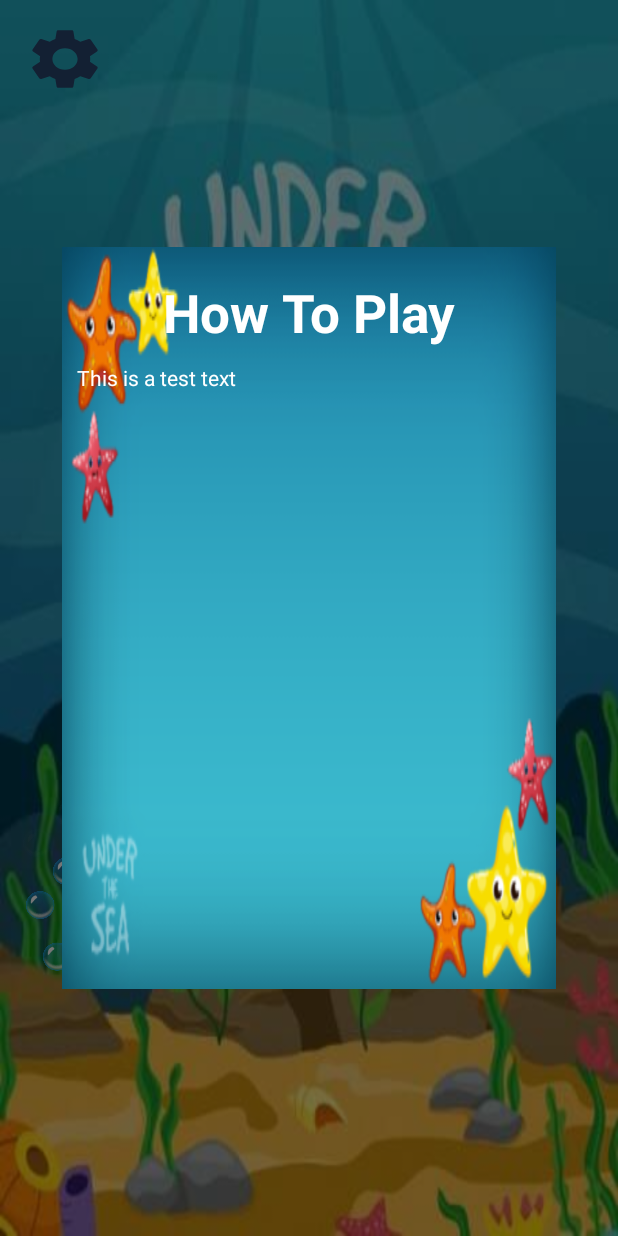
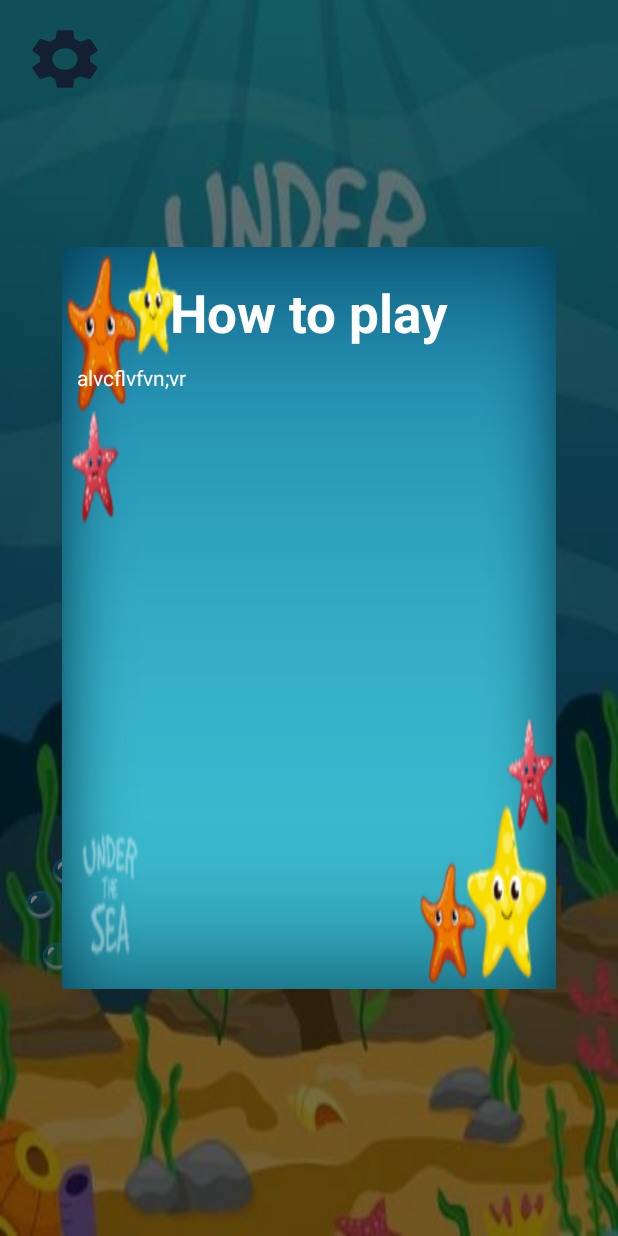
Before and after one commit to yaniv208/UnderTheSea, an Android app: the fragment SettingsFragment placed in its activity, after a tap on "HOW TO PLAY", on a phone screen of 412 x 824 dp. Run offline under Robolectric (Android 15) with nearby library versions, the phone set to English and light mode, and no system bars.

Commit message:
build buttons menu how to play credit

```diff
--- a/app/src/main/java/com/hit/underthesea/fragments/HowToPlayFragment.java
+++ b/app/src/main/java/com/hit/underthesea/fragments/InfoFragment.java
@@ -8,14 +8,21 @@ import androidx.transition.TransitionInflater;
 import android.view.LayoutInflater;
 import android.view.View;
 import android.view.ViewGroup;
+import android.widget.TextView;
 
 import com.hit.underthesea.R;
+import com.hit.underthesea.model.InfoData;
 
 
-public class HowToPlayFragment extends Fragment {
+public class InfoFragment extends Fragment {
 
+    private InfoData infoData;
 
-    public HowToPlayFragment() {
+    public void setInfoData(InfoData infoData) {
+        this.infoData = infoData;
+    }
+
+    public InfoFragment() {
         // Required empty public constructor
     }
 
@@ -30,7 +37,14 @@ public class HowToPlayFragment extends Fragment {
     @Override
     public View onCreateView(LayoutInflater inflater, ViewGroup container,
                              Bundle savedInstanceState) {
+
         // Inflate the layout for this fragment
-        return inflater.inflate(R.layout.how_to_play, container, false);
+        View view = inflater.inflate(R.layout.info_fragment, container, false);
+        TextView title = view.findViewById(R.id.title);
+        TextView body = view.findViewById(R.id.body);
+        title.setText(infoData.getTitle());
+        body.setText(infoData.getBody());
+
+        return view;
     }
 }
--- a/app/src/main/java/com/hit/underthesea/fragments/SettingsFragment.java
+++ b/app/src/main/java/com/hit/underthesea/fragments/SettingsFragment.java
@@ -11,6 +11,7 @@ import android.view.ViewGroup;
 import android.widget.Button;
 
 import com.hit.underthesea.R;
+import com.hit.underthesea.model.InfoData;
 
 
 public class SettingsFragment extends Fragment implements View.OnClickListener {
@@ -34,16 +35,30 @@ public class SettingsFragment extends Fragment implements View.OnClickListener {
         // Inflate the layout for this fragment
         View view = inflater.inflate(R.layout.menu, container, false);
         Button howToPlay = view.findViewById(R.id.howToPlay_btn);
+        Button credit = view.findViewById(R.id.credit_btn);
         howToPlay.setOnClickListener(this);
+        credit.setOnClickListener(this);
+        view.findViewById(R.id.exit_setting).setOnClickListener(new View.OnClickListener() {
+            @Override
+            public void onClick(View view) {
+                getActivity().getSupportFragmentManager().popBackStack();
+            }
+        });
         return view;
     }
 
     @Override
     public void onClick(View v) {
+        InfoFragment fragment = new InfoFragment();
+
         switch (v.getId()) {
             case R.id.howToPlay_btn:
-                getChildFragmentManager().beginTransaction().add(R.id.child_container, new HowToPlayFragment(), null).commit();
+                fragment.setInfoData(new InfoData("How to play", "alvcflvfvn;vr"));
+                break;
+            case R.id.credit_btn:
+                fragment.setInfoData(new InfoData("Credit", "alvcflvfvn;vr"));
                 break;
         }
+        getChildFragmentManager().beginTransaction().add(R.id.child_container, fragment, null).commit();
     }
 }
--- /dev/null
+++ b/app/src/main/java/com/hit/underthesea/model/InfoData.java
@@ -0,0 +1,19 @@
+package com.hit.underthesea.model;
+
+public class InfoData {
+    private String title;
+    private String body;
+
+    public InfoData(String title, String body) {
+        this.title = title;
+        this.body = body;
+    }
+
+    public String getTitle() {
+        return title;
+    }
+
+    public String getBody() {
+        return body;
+    }
+}
--- a/app/src/main/res/layout/how_to_play.xml
+++ b/app/src/main/res/layout/info_fragment.xml
@@ -6,7 +6,7 @@
     xmlns:app="http://schemas.android.com/apk/res-auto">
 
     <TextView
-        android:id="@+id/title_how_to_play"
+        android:id="@+id/title"
         android:layout_width="wrap_content"
         android:layout_height="wrap_content"
         android:layout_marginTop="20dp"
@@ -23,13 +23,13 @@
 
 
     <TextView
-        android:id="@+id/text_how_to_play"
+        android:id="@+id/body"
         android:layout_width="match_parent"
         android:layout_height="wrap_content"
         android:layout_margin="10dp"
         android:text="This is a test text"
         android:textColor="@color/white"
-        app:layout_constraintTop_toBottomOf="@+id/title_how_to_play"
+        app:layout_constraintTop_toBottomOf="@+id/title"
         />
 
 </androidx.constraintlayout.widget.ConstraintLayout>
```
Also changed, not shown: app/src/main/res/layout/credit.xml (deleted, +0 -44 lines).
